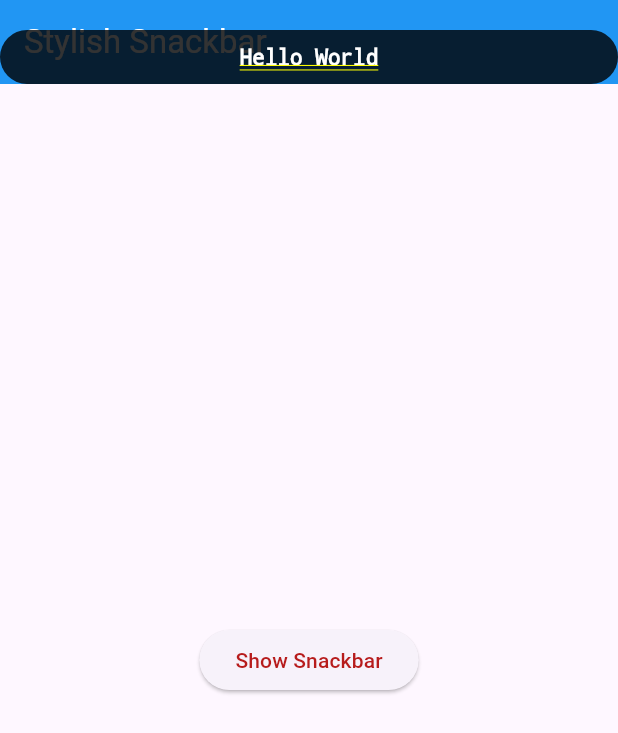
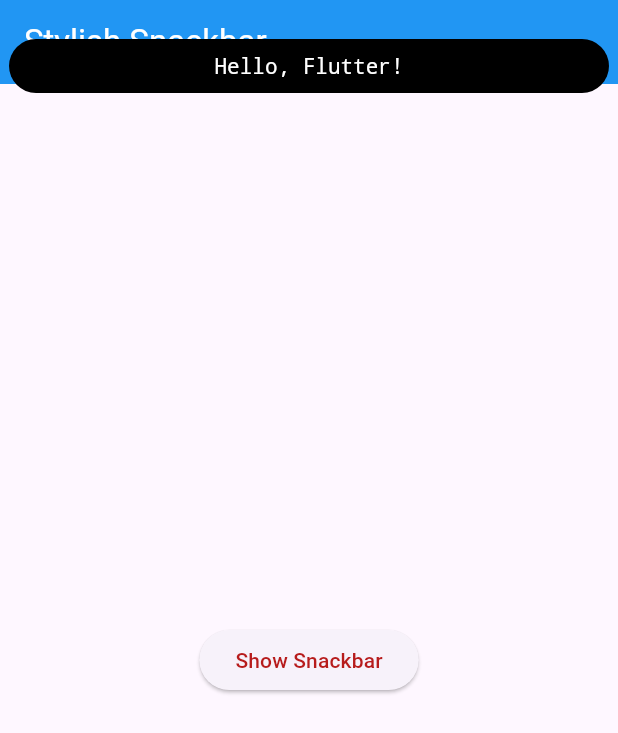
Before and after one commit to dv-mahbub/stylish_snackbar_dev_project, a Flutter app: the screen it shows after launch, after a tap on "Show Snackbar", on a phone screen of 412 x 824 dp. Shown: the top 733 px of the screen. Run offline on Flutter 3.47's test engine with Material 3 defaults, Android fonts, the phone set to English and light mode, and no system bars.

Commit message:
text style error fix

```diff
--- a/lib/homepage.dart
+++ b/lib/homepage.dart
@@ -129,21 +129,38 @@ class _DynamicIslandSnackBarState extends State<DynamicIslandSnackBar>
           builder: (context, child) {
             return Align(
               alignment: Alignment.topCenter,
+              child: Padding(
+                padding: const EdgeInsets.all(6),
                 child: Container(
                   width: _widthAnimation.value,
                   padding:
                       const EdgeInsets.symmetric(vertical: 10, horizontal: 15),
                   margin: const EdgeInsets.only(top: 20),
                   decoration: BoxDecoration(
-                  color: Colors.black.withOpacity(0.8),
+                    color: Colors.black,
                     borderRadius: BorderRadius.circular(20),
                   ),
-                child: Text(
-                  widget.message,
+                  child: const Text(
+                    'Hello, Flutter!',
+                    style: TextStyle(
+                      fontSize: 14.0,
+                      fontWeight: FontWeight.normal,
+                      fontStyle: FontStyle.normal,
+                      letterSpacing: 0.0,
+                      wordSpacing: 0.0,
+                      color: Color.fromARGB(255, 255, 255, 255),
+                      backgroundColor: null,
+                      decoration: TextDecoration.none,
+                      decorationColor: Colors.white,
+                      decorationStyle: TextDecorationStyle.solid,
+                      shadows: [],
+                      overflow: TextOverflow.clip,
+                    ),
                     textAlign: TextAlign.center,
-                  style: const TextStyle(
-                    color: Colors.white,
-                    fontSize: 14,
+                    maxLines: 1,
+                    textDirection: TextDirection.ltr,
+                    softWrap: true,
+                    // textScaler: 1.0,
                   ),
                 ),
               ),
```
Lines whose indentation alone changed are shown as unchanged.
